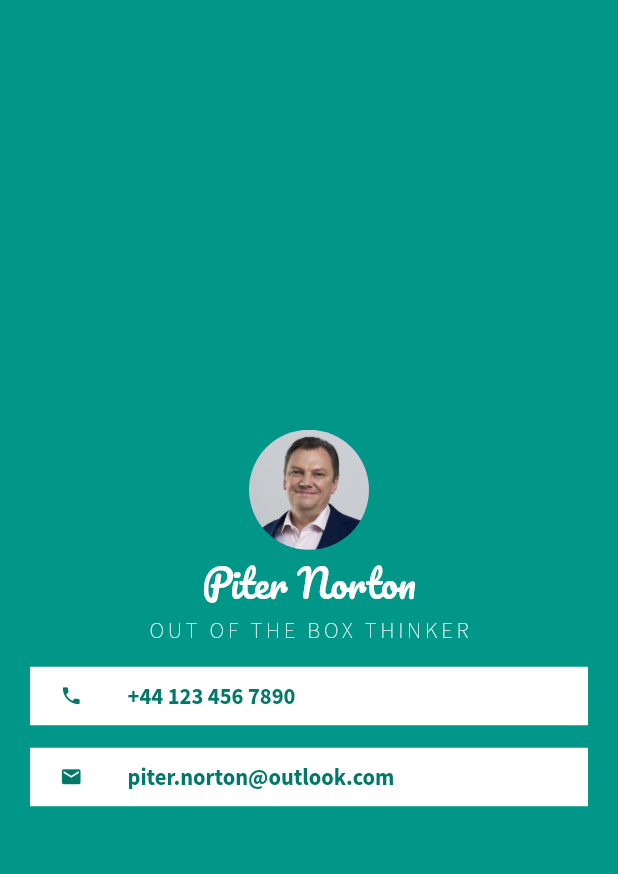
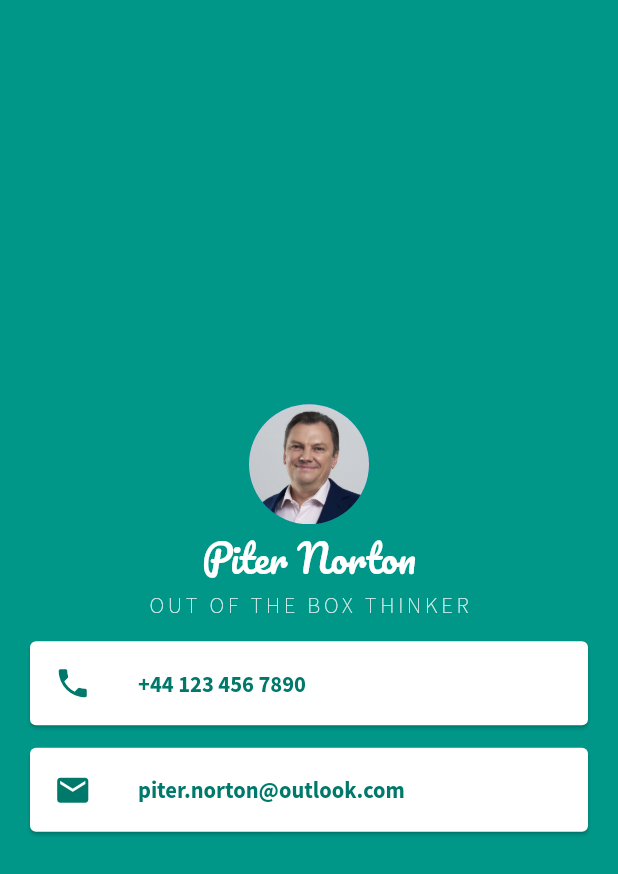
Before and after one commit to evgkarasev/flutter_web, a Flutter app: the screen it shows after launch, on a phone screen of 412 x 824 dp. Shown: the top 874 px of the screen. Run offline on Flutter 3.47's test engine with Material 2 defaults, Android fonts, the phone set to English and light mode, and no system bars.

Commit message:
Simple Business Card App v2

```diff
--- a/lib/main.dart
+++ b/lib/main.dart
@@ -37,21 +37,16 @@ class MyApp extends StatelessWidget {
                   color: Colors.teal.shade50,
                 ),
               ),
-              Container(
+              Card(
                 margin: EdgeInsets.symmetric(vertical: 15, horizontal: 20),
-                padding: EdgeInsets.symmetric(vertical: 10, horizontal: 20),
                 color: Colors.white,
-                child: Row(
-                  children: <Widget>[
-                    Icon(
+                child: ListTile(
+                  leading: Icon(
                     Icons.phone,
-                      size: 15,
+                    size: 25,
                     color: Colors.teal.shade700,
                   ),
-                    SizedBox(
-                      width: 30,
-                    ),
-                    Text(
+                  title: Text(
                     '+44 123 456 7890',
                     style: TextStyle(
                       fontFamily: 'SourceSansPro',
@@ -60,24 +55,18 @@ class MyApp extends StatelessWidget {
                       color: Colors.teal.shade700,
                     ),
                   ),
-                  ],
                 ),
               ),
-              Container(
+              Card(
                 margin: EdgeInsets.symmetric(horizontal: 20),
-                padding: EdgeInsets.symmetric(vertical: 10, horizontal: 20),
                 color: Colors.white,
-                child: Row(
-                  children: <Widget>[
-                    Icon(
+                child: ListTile(
+                  leading: Icon(
                     Icons.email,
-                      size: 15,
+                    size: 25,
                     color: Colors.teal.shade700,
                   ),
-                    SizedBox(
-                      width: 30,
-                    ),
-                    Text(
+                  title: Text(
                     'piter.norton@outlook.com',
                     style: TextStyle(
                       fontFamily: 'SourceSansPro',
@@ -86,7 +75,6 @@ class MyApp extends StatelessWidget {
                       color: Colors.teal.shade700,
                     ),
                   ),
-                  ],
                 ),
               ),
             ],
```
Lines whose indentation alone changed are shown as unchanged.
